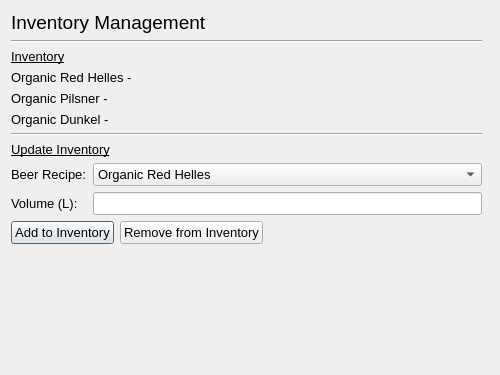
Before: the Qt Designer form inv_management.ui in IsaacCheng9/brewhouse-management, drawn with Qt 5.
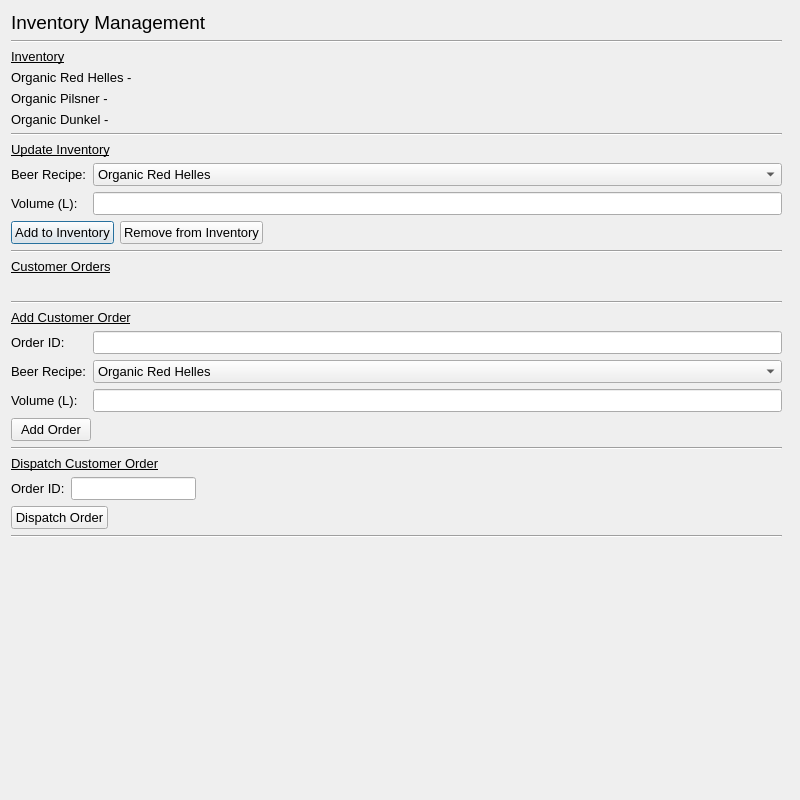
After: the same form once the commit is applied.

Commit message: Developed adding customer orders

Patch:
```diff
--- a/inv_management.ui
+++ b/inv_management.ui
@@ -6,8 +6,8 @@
    <rect>
     <x>0</x>
     <y>0</y>
-    <width>500</width>
-    <height>375</height>
+    <width>800</width>
+    <height>800</height>
    </rect>
   </property>
   <property name="font">
@@ -44,8 +44,8 @@
        <rect>
         <x>0</x>
         <y>0</y>
-        <width>478</width>
-        <height>353</height>
+        <width>778</width>
+        <height>778</height>
        </rect>
       </property>
       <widget class="QWidget" name="verticalLayoutWidget">
@@ -53,8 +53,8 @@
         <rect>
          <x>0</x>
          <y>0</y>
-         <width>471</width>
-         <height>330</height>
+         <width>771</width>
+         <height>771</height>
         </rect>
        </property>
        <layout class="QVBoxLayout" name="vert_layout_inv_management">
@@ -208,6 +208,190 @@
           </item>
          </layout>
         </item>
+        <item>
+         <widget class="Line" name="hori_line_update_inv">
+          <property name="orientation">
+           <enum>Qt::Horizontal</enum>
+          </property>
+         </widget>
+        </item>
+        <item>
+         <widget class="QLabel" name="lbl_customer_orders">
+          <property name="font">
+           <font>
+            <underline>true</underline>
+            <kerning>true</kerning>
+           </font>
+          </property>
+          <property name="text">
+           <string>Customer Orders</string>
+          </property>
+         </widget>
+        </item>
+        <item>
+         <widget class="QLabel" name="lbl_orders">
+          <property name="text">
+           <string/>
+          </property>
+         </widget>
+        </item>
+        <item>
+         <widget class="Line" name="hori_line_orders">
+          <property name="orientation">
+           <enum>Qt::Horizontal</enum>
+          </property>
+         </widget>
+        </item>
+        <item>
+         <widget class="QLabel" name="lbl_add_order">
+          <property name="font">
+           <font>
+            <underline>true</underline>
+            <kerning>true</kerning>
+           </font>
+          </property>
+          <property name="text">
+           <string>Add Customer Order</string>
+          </property>
+         </widget>
+        </item>
+        <item>
+         <layout class="QGridLayout" name="grid_layout_add_order">
+          <item row="2" column="0">
+           <widget class="QLabel" name="lbl_add_order_recipe">
+            <property name="text">
+             <string>Beer Recipe:</string>
+            </property>
+           </widget>
+          </item>
+          <item row="2" column="1">
+           <widget class="QComboBox" name="combo_box_add_order_recipe">
+            <item>
+             <property name="text">
+              <string>Organic Red Helles</string>
+             </property>
+            </item>
+            <item>
+             <property name="text">
+              <string>Organic Pilsner</string>
+             </property>
+            </item>
+            <item>
+             <property name="text">
+              <string>Organic Dunkel</string>
+             </property>
+            </item>
+           </widget>
+          </item>
+          <item row="3" column="1">
+           <widget class="QLineEdit" name="line_edit_add_order_volume">
+            <property name="maxLength">
+             <number>13</number>
+            </property>
+           </widget>
+          </item>
+          <item row="3" column="0">
+           <widget class="QLabel" name="lbl_add_order_volume">
+            <property name="text">
+             <string>Volume (L):</string>
+            </property>
+           </widget>
+          </item>
+          <item row="1" column="0">
+           <widget class="QLabel" name="lbl_add_order_id">
+            <property name="text">
+             <string>Order ID:</string>
+            </property>
+           </widget>
+          </item>
+          <item row="1" column="1">
+           <widget class="QLineEdit" name="line_edit_add_order_id">
+            <property name="maxLength">
+             <number>13</number>
+            </property>
+           </widget>
+          </item>
+         </layout>
+        </item>
+        <item alignment="Qt::AlignLeft">
+         <widget class="QPushButton" name="btn_add_order">
+          <property name="text">
+           <string>Add Order</string>
+          </property>
+         </widget>
+        </item>
+        <item>
+         <widget class="Line" name="hori_line_add_order">
+          <property name="orientation">
+           <enum>Qt::Horizontal</enum>
+          </property>
+         </widget>
+        </item>
+        <item>
+         <widget class="QLabel" name="lbl_dispatch_order">
+          <property name="font">
+           <font>
+            <underline>true</underline>
+            <kerning>true</kerning>
+           </font>
+          </property>
+          <property name="text">
+           <string>Dispatch Customer Order</string>
+          </property>
+         </widget>
+        </item>
+        <item>
+         <layout class="QHBoxLayout" name="hori_layout_dispatch_order">
+          <item alignment="Qt::AlignLeft">
+           <widget class="QLabel" name="lbl_dispatch_order_id">
+            <property name="text">
+             <string>Order ID:</string>
+            </property>
+           </widget>
+          </item>
+          <item alignment="Qt::AlignLeft">
+           <widget class="QLineEdit" name="line_edit_dispatch_order_id">
+            <property name="maxLength">
+             <number>13</number>
+            </property>
+           </widget>
+          </item>
+          <item>
+           <spacer name="hori_spacer_dispatch_order">
+            <property name="orientation">
+             <enum>Qt::Horizontal</enum>
+            </property>
+            <property name="sizeHint" stdset="0">
+             <size>
+              <width>40</width>
+              <height>20</height>
+             </size>
+            </property>
+           </spacer>
+          </item>
+         </layout>
+        </item>
+        <item alignment="Qt::AlignLeft">
+         <widget class="QPushButton" name="btn_dispatch_order">
+          <property name="text">
+           <string>Dispatch Order</string>
+          </property>
+         </widget>
+        </item>
+        <item>
+         <widget class="Line" name="hori_line_dispatch_order">
+          <property name="orientation">
+           <enum>Qt::Horizontal</enum>
+          </property>
+         </widget>
+        </item>
+        <item>
+         <widget class="QLabel" name="lbl_order_message">
+          <property name="text">
+           <string> </string>
+          </property>
+         </widget>
+        </item>
         <item>
          <spacer name="vert_spacer_inv_management">
           <property name="orientation">
```
The commit also changes 4 other files.
